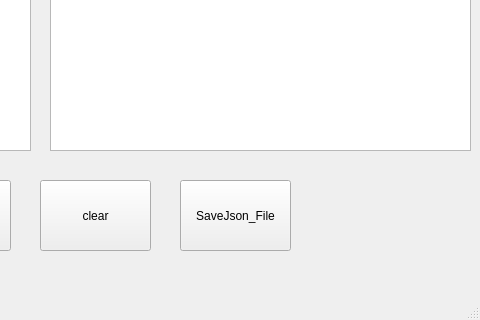
Old version of the form Recorder_json/recorder_json.ui in the repository VetalHardline/Recorder_json; both pictures show x 320 to 800 and y 280 to 600 of the 800 by 600 pixel window.
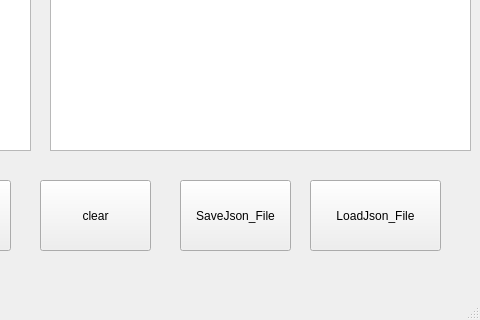
New version of the form.

Commit message: ♻️ added function that loads json file into textbox

What changed in the file:
```diff
--- a/Recorder_json/recorder_json.ui
+++ b/Recorder_json/recorder_json.ui
@@ -86,6 +86,19 @@
      <string>SaveJson_File</string>
     </property>
    </widget>
+   <widget class="QPushButton" name="LoadJson_File">
+    <property name="geometry">
+     <rect>
+      <x>630</x>
+      <y>460</y>
+      <width>131</width>
+      <height>71</height>
+     </rect>
+    </property>
+    <property name="text">
+     <string>LoadJson_File</string>
+    </property>
+   </widget>
   </widget>
   <widget class="QMenuBar" name="menubar">
    <property name="geometry">
```
The commit also changes 3 other files.
